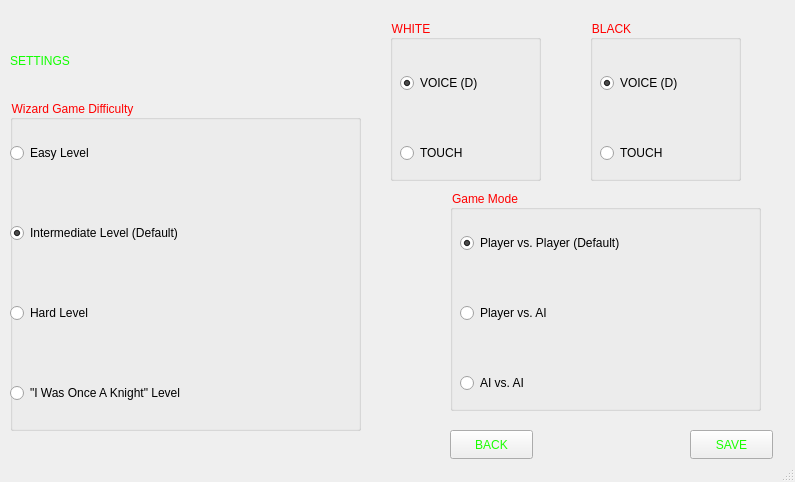
The window that embeddings/mainwindow.ui (acm-ucr/wizard-chess) describes before a commit, drawn with Qt 5.
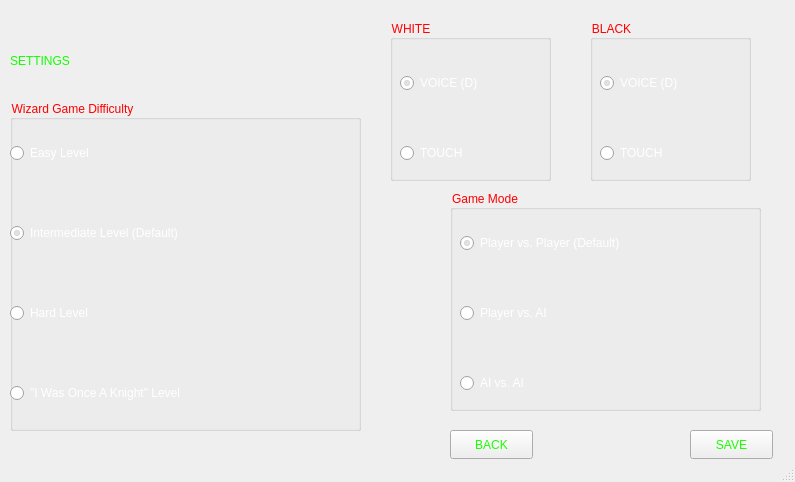
The same window after the commit. The open tabs and pages were chosen to show the change.

The edit to the form file:
```diff
--- a/embeddings/mainwindow.ui
+++ b/embeddings/mainwindow.ui
@@ -3202,7 +3202,7 @@
        <rect>
         <x>390</x>
         <y>10</y>
-        <width>151</width>
+        <width>161</width>
         <height>161</height>
        </rect>
       </property>
@@ -3223,7 +3223,7 @@
         </rect>
        </property>
        <property name="styleSheet">
-        <string notr="true">color: rgb(0, 0, 0);
+        <string notr="true">color:rgb(255, 255, 255);
 font: 15pt &quot;Times New Roman&quot;;
 </string>
        </property>
@@ -3244,7 +3244,7 @@
         </rect>
        </property>
        <property name="styleSheet">
-        <string notr="true">color: rgb(0, 0, 0);
+        <string notr="true">color:rgb(255, 255, 255);
 font: 15pt &quot;Times New Roman&quot;;
 </string>
        </property>
@@ -3280,7 +3280,7 @@
         </rect>
        </property>
        <property name="styleSheet">
-        <string notr="true">color: rgb(0, 0, 0);
+        <string notr="true">color:rgb(255, 255, 255);
 font: 15pt &quot;Times New Roman&quot;;
 </string>
        </property>
@@ -3298,7 +3298,7 @@
         </rect>
        </property>
        <property name="styleSheet">
-        <string notr="true">color: rgb(0, 0, 0);
+        <string notr="true">color:rgb(255, 255, 255);
 font: 15pt &quot;Times New Roman&quot;;
 </string>
        </property>
@@ -3319,7 +3319,7 @@
         </rect>
        </property>
        <property name="styleSheet">
-        <string notr="true">color: rgb(0, 0, 0);
+        <string notr="true">color:rgb(255, 255, 255);
 font: 15pt &quot;Times New Roman&quot;;</string>
        </property>
        <property name="text">
@@ -3336,7 +3336,7 @@
         </rect>
        </property>
        <property name="styleSheet">
-        <string notr="true">color: rgb(0, 0, 0);
+        <string notr="true">color:rgb(255, 255, 255);
 font: 15pt &quot;Times New Roman&quot;;
 </string>
        </property>
@@ -3388,7 +3388,7 @@
         </rect>
        </property>
        <property name="styleSheet">
-        <string notr="true">color: rgb(0, 0, 0);
+        <string notr="true">color:rgb(255, 255, 255);
 font: 15pt &quot;Times New Roman&quot;;
 </string>
        </property>
@@ -3409,7 +3409,7 @@
         </rect>
        </property>
        <property name="styleSheet">
-        <string notr="true">color: rgb(0, 0, 0);
+        <string notr="true">color:rgb(255, 255, 255);
 font: 15pt &quot;Times New Roman&quot;;
 </string>
        </property>
@@ -3427,7 +3427,7 @@
         </rect>
        </property>
        <property name="styleSheet">
-        <string notr="true">color: rgb(0, 0, 0);
+        <string notr="true">color:rgb(255, 255, 255);
 font: 15pt &quot;Times New Roman&quot;;
 </string>
        </property>
@@ -3441,7 +3441,7 @@
        <rect>
         <x>590</x>
         <y>10</y>
-        <width>151</width>
+        <width>161</width>
         <height>161</height>
        </rect>
       </property>
@@ -3462,7 +3462,7 @@
         </rect>
        </property>
        <property name="styleSheet">
-        <string notr="true">color: rgb(0, 0, 0);
+        <string notr="true">color:rgb(255, 255, 255);
 font: 15pt &quot;Times New Roman&quot;;
 </string>
        </property>
@@ -3483,7 +3483,7 @@
         </rect>
        </property>
        <property name="styleSheet">
-        <string notr="true">color: rgb(0, 0, 0);
+        <string notr="true">color:rgb(255, 255, 255);
 font: 15pt &quot;Times New Roman&quot;;
 </string>
        </property>
```
Left out of the diff: 34 changed lines with no effect on the pictures.
